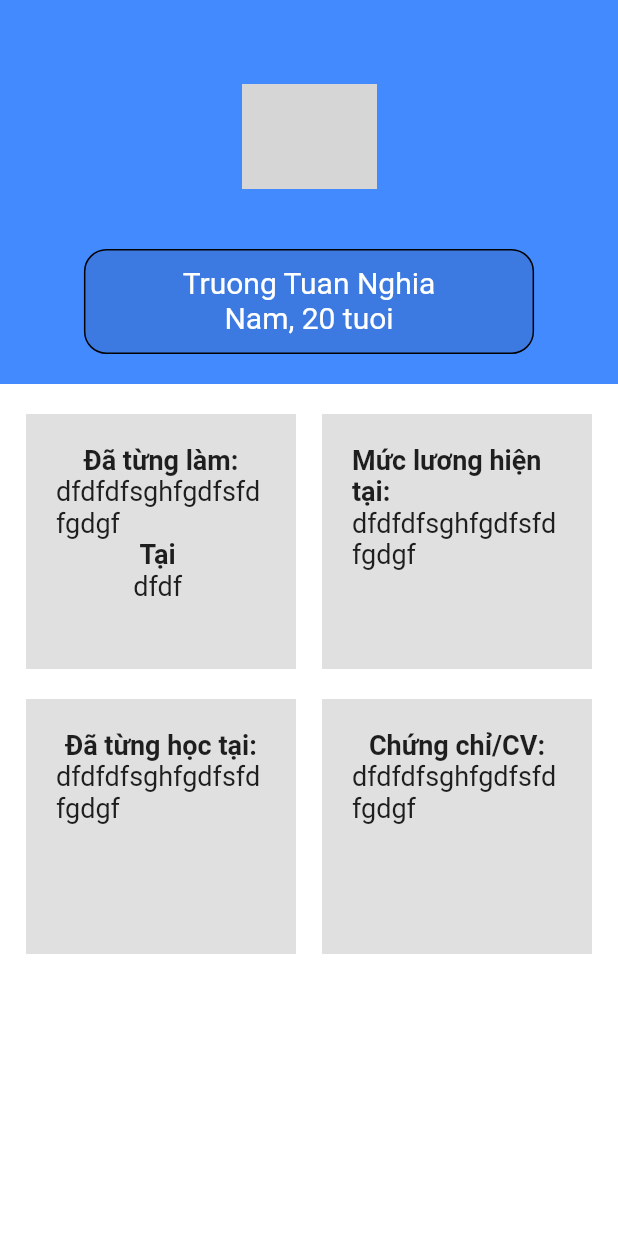
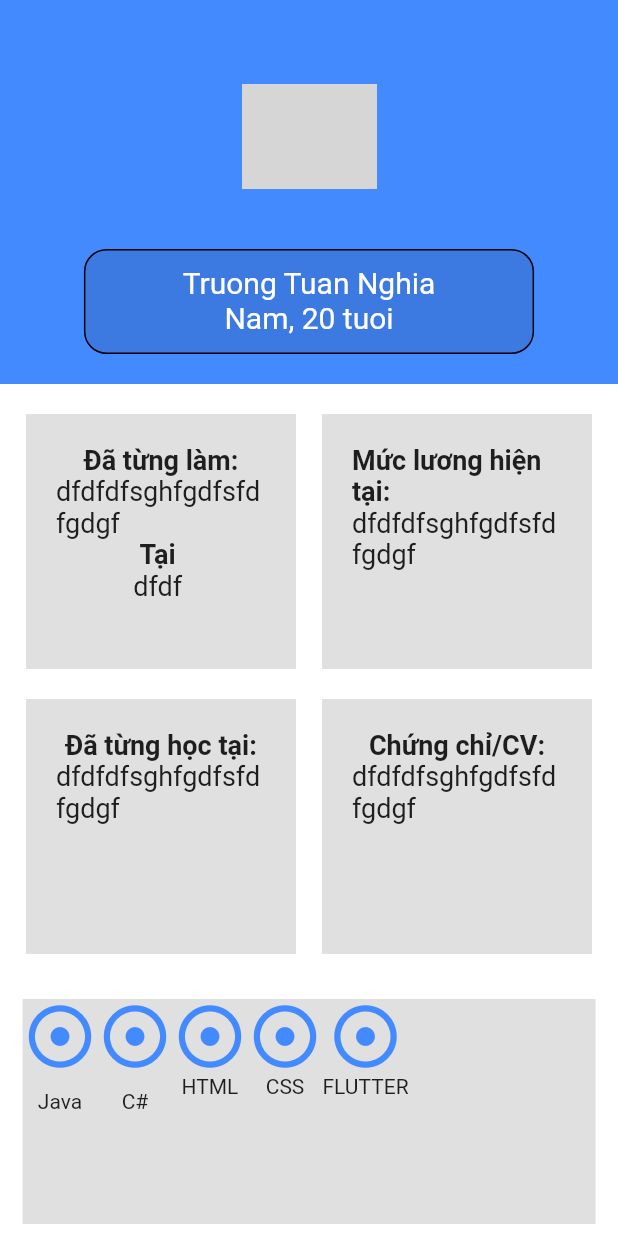
Before and after one commit to TruongTuanNghia/hosoungvien_mobile, a Flutter app: the screen it shows after launch, on a phone screen of 412 x 824 dp. Run offline on Flutter 3.47's test engine with Material 2 defaults, Android fonts, the phone set to English and light mode, and no system bars; network calls fail; grey boxes are pictures that could not be loaded.

Commit message:
no message

```diff
--- a/ho_so_ung_vien/lib/Tong_Quan_Ho_So.dart
+++ b/ho_so_ung_vien/lib/Tong_Quan_Ho_So.dart
@@ -1,8 +1,7 @@
 import 'package:flutter/cupertino.dart';
 import 'package:flutter/material.dart';
 
-
-class Ho_So extends StatefulWidget{
+class Ho_So extends StatefulWidget {
   @override
   State<StatefulWidget> createState() {
     // TODO: implement createState
@@ -10,7 +9,7 @@ class Ho_So extends StatefulWidget{
   }
 }
 
-class Ho_So_State extends State<Ho_So>{
+class Ho_So_State extends State<Ho_So> {
   @override
   Widget build(BuildContext context) {
     // TODO: implement build
@@ -20,7 +19,10 @@ class Ho_So_State extends State<Ho_So>{
       child: Column(
         children: <Widget>[
           //Image.asset('images/daidien.jpg',height: 50.0,width: 50.0),
-          Image.network('http://thuthuat123.com/uploads/2018/01/27/anh-dai-dien-dep-nhat-1_091630.gif',height: 70.0,width: 90.0),
+          Image.network(
+              'http://thuthuat123.com/uploads/2018/01/27/anh-dai-dien-dep-nhat-1_091630.gif',
+              height: 70.0,
+              width: 90.0),
           Container(
             decoration: BoxDecoration(
               border: Border.all(width: 1.0),
@@ -33,12 +35,15 @@ class Ho_So_State extends State<Ho_So>{
             width: 300.1,
             child: Column(
               children: <Widget>[
-                Text('Truong Tuan Nghia',style: TextStyle(fontSize: 20,color: Colors.white)),
+                Text('Truong Tuan Nghia',
+                    style: TextStyle(fontSize: 20, color: Colors.white)),
                 Row(
                   mainAxisAlignment: MainAxisAlignment.center,
                   children: <Widget>[
-                    Text('Nam'+', ',style: TextStyle(fontSize: 20,color: Colors.white)),
-                    Text('20 tuoi',style: TextStyle(fontSize: 20,color: Colors.white))
+                    Text('Nam' + ', ',
+                        style: TextStyle(fontSize: 20, color: Colors.white)),
+                    Text('20 tuoi',
+                        style: TextStyle(fontSize: 20, color: Colors.white))
                   ],
                 )
               ],
@@ -47,64 +52,132 @@ class Ho_So_State extends State<Ho_So>{
         ],
       ),
     );
-    final Container _kinh_Nghiem= new Container(
+    final Container _kinh_Nghiem = new Container(
       height: 170,
       width: 180,
       color: Colors.black12,
-      padding: EdgeInsets.only(left: 20,right: 20,top: 20),
-      child:
-        Column(
+      padding: EdgeInsets.only(left: 20, right: 20, top: 20),
+      child: Column(
         children: <Widget>[
-               Text('Đã từng làm:',style: TextStyle(fontWeight: FontWeight.bold,fontSize: 18)),
-                    Text('dfdfdfsghfgdfsfdfgdgf',style: TextStyle(fontSize: 18)),
-             Text('Tại ',style: TextStyle(fontWeight: FontWeight.bold,fontSize: 18)),
-                Text('dfdf ',style: TextStyle(fontSize: 18))
-          ],
-        ),
-
-    );
-
-    final Container _luong= new Container(
-      height: 170,
-      width: 180,
-      color: Colors.black12,
-      padding: EdgeInsets.only(left: 20,right: 20,top: 20),
-      child:
-      Column(
-        children: <Widget>[
-          Text('Mức lương hiện tại:',style: TextStyle(fontWeight: FontWeight.bold,fontSize: 18)),
-          Text('dfdfdfsghfgdfsfdfgdgf',style: TextStyle(fontSize: 18)),
-
+          Text('Đã từng làm:',
+              style: TextStyle(fontWeight: FontWeight.bold, fontSize: 18)),
+          Text('dfdfdfsghfgdfsfdfgdgf', style: TextStyle(fontSize: 18)),
+          Text('Tại ',
+              style: TextStyle(fontWeight: FontWeight.bold, fontSize: 18)),
+          Text('dfdf ', style: TextStyle(fontSize: 18))
         ],
       ),
     );
 
-    final Container _truong_hoc= new Container(
+    final Container _luong = new Container(
       height: 170,
       width: 180,
       color: Colors.black12,
-      padding: EdgeInsets.only(left: 20,right: 20,top: 20),
-      child:
-      Column(
+      padding: EdgeInsets.only(left: 20, right: 20, top: 20),
+      child: Column(
         children: <Widget>[
-          Text('Đã từng học tại:',style: TextStyle(fontWeight: FontWeight.bold,fontSize: 18)),
-          Text('dfdfdfsghfgdfsfdfgdgf',style: TextStyle(fontSize: 18)),
-
+          Text('Mức lương hiện tại:',
+              style: TextStyle(fontWeight: FontWeight.bold, fontSize: 18)),
+          Text('dfdfdfsghfgdfsfdfgdgf', style: TextStyle(fontSize: 18)),
         ],
       ),
     );
 
-    final Container _chung_chi= new Container(
+    final Container _truong_hoc = new Container(
       height: 170,
       width: 180,
       color: Colors.black12,
-      padding: EdgeInsets.only(left: 20,right: 20,top: 20),
-      child:
+      padding: EdgeInsets.only(left: 20, right: 20, top: 20),
+      child: Column(
+        children: <Widget>[
+          Text('Đã từng học tại:',
+              style: TextStyle(fontWeight: FontWeight.bold, fontSize: 18)),
+          Text('dfdfdfsghfgdfsfdfgdgf', style: TextStyle(fontSize: 18)),
+        ],
+      ),
+    );
+
+    final Container _chung_chi = new Container(
+      height: 170,
+      width: 180,
+      color: Colors.black12,
+      padding: EdgeInsets.only(left: 20, right: 20, top: 20),
+      child: Column(
+        children: <Widget>[
+          Text('Chứng chỉ/CV:',
+              style: TextStyle(fontWeight: FontWeight.bold, fontSize: 18)),
+          Text('dfdfdfsghfgdfsfdfgdgf', style: TextStyle(fontSize: 18)),
+        ],
+      ),
+    );
+
+    final Container _ky_nang_chuyen_mon= new Container(
+      height: 150,
+      color: Colors.black12,
+      margin: EdgeInsets.only(top: 20,left: 15,right: 15),
+      child: ListView(
+        scrollDirection: Axis.horizontal,
+        children: <Widget>[
+          Row(
+
+            children: <Widget>[
+              Column(
+                crossAxisAlignment: CrossAxisAlignment.center,
+                children: <Widget>[
+                  Icon(
+                    Icons.adjust,
+                    color: Colors.blueAccent,
+                    size: 50,
+                  ),
+                  Container(
+                      margin: EdgeInsets.all(10),
+                      child: Text('Java')),
+                ],
+              ),
               Column(
                 children: <Widget>[
-          Text('Chứng chỉ/CV:',style: TextStyle(fontWeight: FontWeight.bold,fontSize: 18)),
-          Text('dfdfdfsghfgdfsfdfgdgf',style: TextStyle(fontSize: 18)),
-
+                  Icon(
+                    Icons.adjust,
+                    color: Colors.blueAccent,
+                    size: 50,
+                  ),
+                  Container(
+                      margin: EdgeInsets.all(10),
+                      child: Text('C#')),
+                ],
+              ),
+              Column(
+                children: <Widget>[
+                  Icon(
+                    Icons.adjust,
+                    color: Colors.blueAccent,
+                    size: 50,
+                  ),
+                  Text('HTML'),
+                ],
+              ),
+              Column(
+                children: <Widget>[
+                  Icon(
+                    Icons.adjust,
+                    color: Colors.blueAccent,
+                    size: 50,
+                  ),
+                  Text('CSS'),
+                ],
+              ),
+              Column(
+                children: <Widget>[
+                  Icon(
+                    Icons.adjust,
+                    color: Colors.blueAccent,
+                    size: 50,
+                  ),
+                  Text('FLUTTER'),
+                ],
+              ),
+            ],
+          )
         ],
       ),
     );
@@ -131,18 +204,12 @@ class Ho_So_State extends State<Ho_So>{
                       )
                     ],
                   ),
-                  Column(
-                    children:<Widget>[
-                      GestureDetector(
-                         child: _luong
-                      )
-                    ]
-                  )
+                  Column(children: <Widget>[GestureDetector(child: _luong)])
                 ],
               ),
             ),
             Container(
-              margin: EdgeInsets.only(top: 20,bottom: 10),
+              margin: EdgeInsets.only(top: 20, bottom: 10),
               child: Row(
                 mainAxisAlignment: MainAxisAlignment.spaceEvenly,
                 children: <Widget>[
@@ -153,23 +220,16 @@ class Ho_So_State extends State<Ho_So>{
                       )
                     ],
                   ),
-                  Column(
-                      children:<Widget>[
+                  Column(children: <Widget>[
                     GestureDetector(
                       child: _chung_chi,
                     )
-
-                      ]
-                  )
+                  ])
                 ],
               ),
             ),
-
-
-
+            _ky_nang_chuyen_mon
           ],
-
-    )
-    );
+        ));
   }
 }
```
Lines whose indentation alone changed are shown as unchanged.
